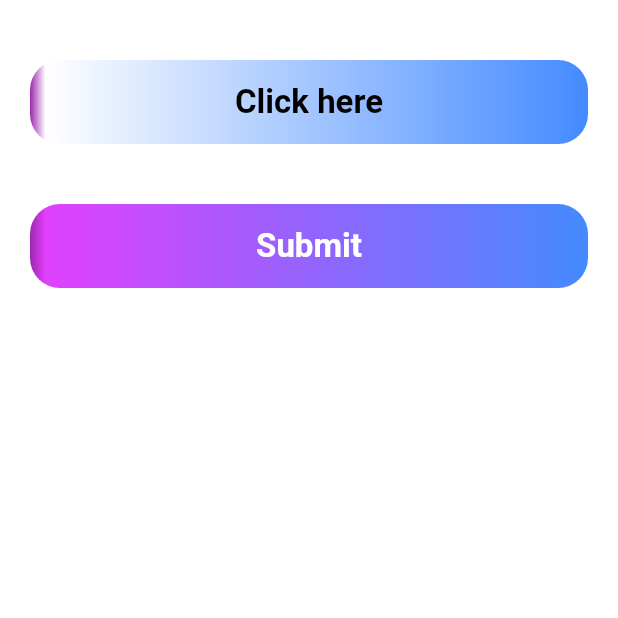
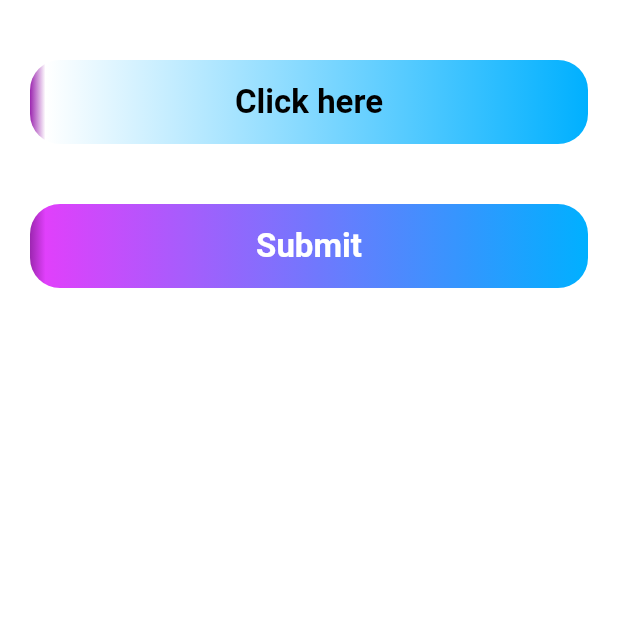
Before and after one commit to agigibairene/Animations_flutter, a Flutter app: the screen it shows after launch, on a phone screen of 412 x 824 dp, the top half of it. Run offline on Flutter 3.47's test engine with Material 3 defaults, Android fonts, the phone set to English and light mode, and no system bars.

Commit message:
animations

```diff
--- a/animations_practice/lib/main.dart
+++ b/animations_practice/lib/main.dart
@@ -106,7 +106,7 @@ class _MyButtonItemsState extends State<MyButtonItems> with SingleTickerProvider
                 colors: [
                   Colors.purple,
                   widget.color,
-                  Colors.blueAccent,
+                  Colors.lightBlueAccent.shade400,
                 ],
                 stops: [0.0, controller.value, 1.0],
               ),
```
